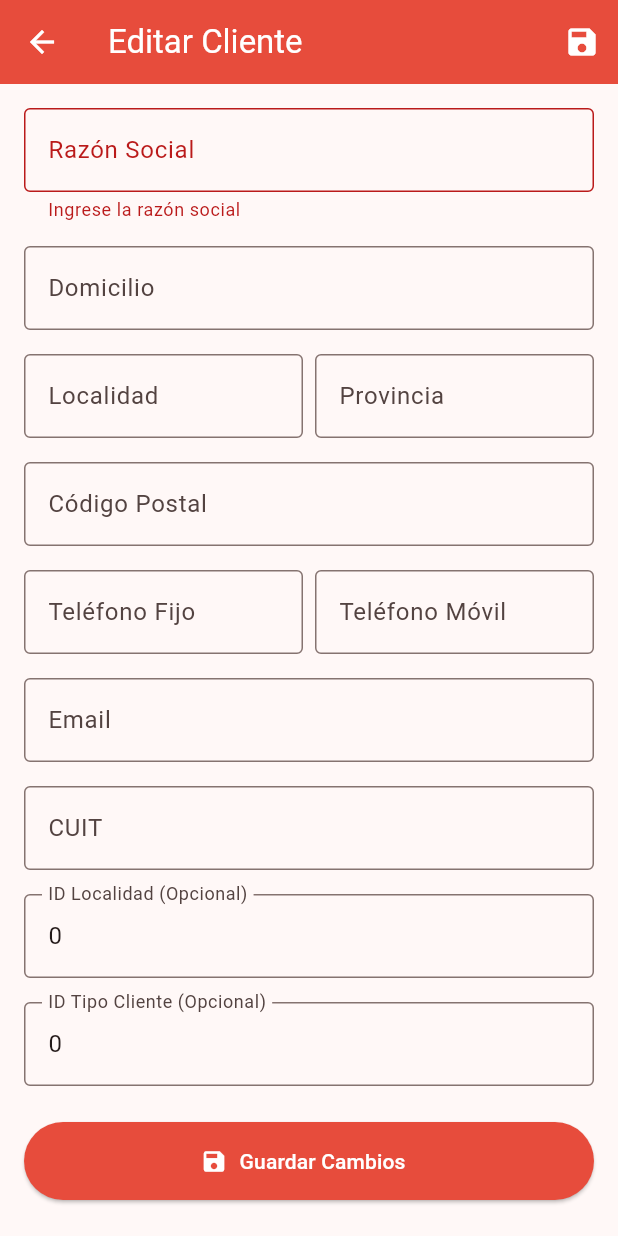
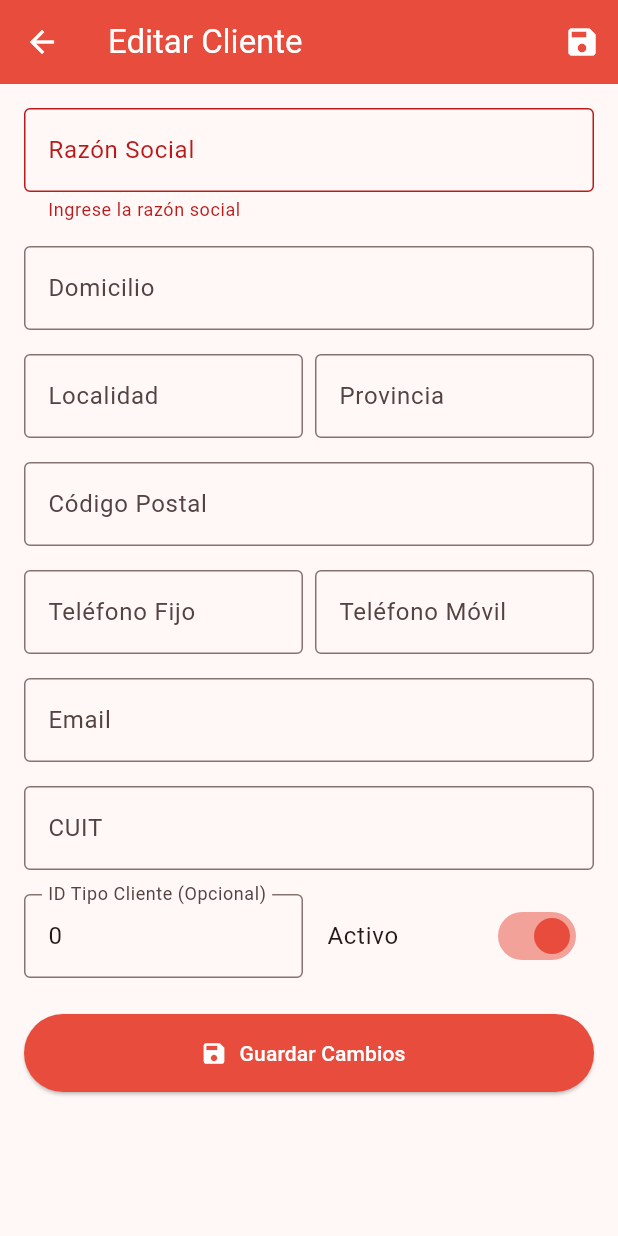
Before and after one commit to jfpetrelli/sist_tickets, a Flutter app: the EditClienteScreen screen opened directly with empty values, after a tap on "Guardar Cambios", on a phone screen of 412 x 824 dp. Run offline on Flutter 3.47's test engine with Material 3 defaults, Android fonts, the phone set to English and light mode, and no system bars; our stand-ins replace dio, file_picker, fl_chart, flutter_secure_storage, image_picker, pdf and 3 more; accounts and stored records are empty.

Commit message:
Baja Logica User y Cliente

```diff
--- a/lib/models/cliente.dart
+++ b/lib/models/cliente.dart
@@ -12,6 +12,7 @@ class Cliente {
   String? email;
   String? cuit;
   int? idTipoCliente;
+  bool activo; // Campo para indicar si el cliente está activo
 
   Cliente({
     required this.idCliente,
@@ -26,6 +27,7 @@ class Cliente {
     this.email,
     this.cuit,
     this.idTipoCliente,
+    this.activo = true, // Por defecto activo
   });
 
   // Método para crear un objeto Cliente a partir de un Map
@@ -43,6 +45,7 @@ class Cliente {
       email: json['email'] as String?,
       cuit: json['cuit'] as String?,
       idTipoCliente: json['id_tipocliente'] as int?,
+      activo: json['activo'] == 1 || json['activo'] == true,
     );
   }
 
@@ -61,6 +64,7 @@ class Cliente {
       'email': email,
       'cuit': cuit,
       'id_tipocliente': idTipoCliente,
+      'activo': activo ? 1 : 0,
     };
   }
 }
--- a/lib/models/usuario.dart
+++ b/lib/models/usuario.dart
@@ -8,12 +8,14 @@ class Usuario {
   final DateTime? fechaIngreso;
   final DateTime? fechaEgreso;
   final String? profilePhotoUrl;
+  final bool activo;
 
   Usuario({
     required this.idPersonal,
     required this.idSucursal,
     required this.idTipo,
     required this.nombre,
+    required this.activo,
     this.telefonoMovil,
     this.email,
     this.fechaIngreso,
@@ -27,6 +29,7 @@ class Usuario {
       idSucursal: json['id_sucursal'],
       idTipo: json['id_tipo'],
       nombre: json['nombre'],
+      activo: json['activo'],
       telefonoMovil: json['telefono_movil'],
       email: json['email'],
       fechaIngreso: json['fecha_ingreso'] != null
@@ -50,6 +53,7 @@ class Usuario {
       'fecha_ingreso': fechaIngreso?.toIso8601String(),
       'fecha_egreso': fechaEgreso?.toIso8601String(),
       'profile_photo_url': profilePhotoUrl,
+      'activo': activo,
       // No incluimos 'id_personal' porque se usa en la URL del endpoint (ej: /usuarios/123)
     };
   }
--- a/lib/screens/case_detail/edit_case_screen.dart
+++ b/lib/screens/case_detail/edit_case_screen.dart
@@ -92,6 +92,7 @@ class _EditCaseScreenState extends State<EditCaseScreen> {
         idPersonal: prevTechnicianId,
         idSucursal: 0,
         idTipo: 1,
+        activo: true,
         nombre: 'Desconocido',
       ),
     );
@@ -101,6 +102,7 @@ class _EditCaseScreenState extends State<EditCaseScreen> {
         idPersonal: _selectedAssignedTechnicianId ?? 0,
         idSucursal: 0,
         idTipo: 1,
+        activo: true,
         nombre: 'Desconocido',
       ),
     );
@@ -129,7 +131,8 @@ class _EditCaseScreenState extends State<EditCaseScreen> {
       final userProvider = context.read<UserProvider>();
       final usuario = userProvider.user;
       final now = DateTime.now();
-      final detalleMsg = 'Cambio de técnico asignado: ${prevTechnician.nombre} → ${newTechnician.nombre}';
+      final detalleMsg =
+          'Cambio de técnico asignado: ${prevTechnician.nombre} → ${newTechnician.nombre}';
       final intervencion = TicketIntervencion(
         idCaso: _ticket!.idCaso,
         idIntervencion: null,
@@ -140,7 +143,9 @@ class _EditCaseScreenState extends State<EditCaseScreen> {
         tiempoUtilizado: 0, // null no permitido, se usa 0
         idContacto: usuario?.idPersonal.toString() ?? '',
       );
-      await context.read<TicketProvider>().addIntervencion(_ticket!.idCaso!, intervencion);
+      await context
+          .read<TicketProvider>()
+          .addIntervencion(_ticket!.idCaso!, intervencion);
     }
 
     if (mounted) {
--- a/lib/screens/clientes/edit_cliente_screen.dart
+++ b/lib/screens/clientes/edit_cliente_screen.dart
@@ -20,6 +20,7 @@ class EditClienteScreen extends StatefulWidget {
 class _EditClienteScreenState extends State<EditClienteScreen> {
   final _formKey = GlobalKey<FormState>();
   bool _isLoading = false; // Para el indicador de guardado
+  bool _activo = true; // Toggle de estado activo
 
   // Controladores para cada campo del cliente
   late TextEditingController _razonSocialController;
@@ -38,17 +39,27 @@ class _EditClienteScreenState extends State<EditClienteScreen> {
   void initState() {
     super.initState();
     // Inicializar controladores con los datos del cliente
-    _razonSocialController = TextEditingController(text: widget.cliente.razonSocial ?? '');
-    _domicilioController = TextEditingController(text: widget.cliente.domicilio ?? '');
-    _idLocalidadController = TextEditingController(text: widget.cliente.idLocalidad?.toString() ?? '');
-    _nombreLocalidadController = TextEditingController(text: widget.cliente.nombreLocalidad ?? '');
-    _nombreProvinciaController = TextEditingController(text: widget.cliente.nombreProvincia ?? '');
-    _codigoPostalController = TextEditingController(text: widget.cliente.codigoPostal ?? '');
-    _telefonoController = TextEditingController(text: widget.cliente.telefono ?? '');
-    _telefonoMovilController = TextEditingController(text: widget.cliente.telefonoMovil ?? '');
+    _razonSocialController =
+        TextEditingController(text: widget.cliente.razonSocial ?? '');
+    _domicilioController =
+        TextEditingController(text: widget.cliente.domicilio ?? '');
+    _idLocalidadController = TextEditingController(
+        text: widget.cliente.idLocalidad?.toString() ?? '');
+    _nombreLocalidadController =
+        TextEditingController(text: widget.cliente.nombreLocalidad ?? '');
+    _nombreProvinciaController =
+        TextEditingController(text: widget.cliente.nombreProvincia ?? '');
+    _codigoPostalController =
+        TextEditingController(text: widget.cliente.codigoPostal ?? '');
+    _telefonoController =
+        TextEditingController(text: widget.cliente.telefono ?? '');
+    _telefonoMovilController =
+        TextEditingController(text: widget.cliente.telefonoMovil ?? '');
     _emailController = TextEditingController(text: widget.cliente.email ?? '');
     _cuitController = TextEditingController(text: widget.cliente.cuit ?? '');
-    _idTipoClienteController = TextEditingController(text: widget.cliente.idTipoCliente?.toString() ?? '');
+    _idTipoClienteController = TextEditingController(
+        text: widget.cliente.idTipoCliente?.toString() ?? '');
+    _activo = widget.cliente.activo;
   }
 
   @override
@@ -81,21 +92,35 @@ class _EditClienteScreenState extends State<EditClienteScreen> {
     final updatedCliente = Cliente(
       idCliente: widget.cliente.idCliente, // Mantener el ID original
       razonSocial: _razonSocialController.text,
-      domicilio: _domicilioController.text.isNotEmpty ? _domicilioController.text : null,
-      idLocalidad: int.tryParse(_idLocalidadController.text),
-      nombreLocalidad: _nombreLocalidadController.text.isNotEmpty ? _nombreLocalidadController.text : null,
-      nombreProvincia: _nombreProvinciaController.text.isNotEmpty ? _nombreProvinciaController.text : null,
-      codigoPostal: _codigoPostalController.text.isNotEmpty ? _codigoPostalController.text : null,
-      telefono: _telefonoController.text.isNotEmpty ? _telefonoController.text : null,
-      telefonoMovil: _telefonoMovilController.text.isNotEmpty ? _telefonoMovilController.text : null,
+      domicilio: _domicilioController.text.isNotEmpty
+          ? _domicilioController.text
+          : null,
+      // ID Localidad ya no es editable desde esta pantalla; preservamos el valor original
+      idLocalidad: widget.cliente.idLocalidad,
+      nombreLocalidad: _nombreLocalidadController.text.isNotEmpty
+          ? _nombreLocalidadController.text
+          : null,
+      nombreProvincia: _nombreProvinciaController.text.isNotEmpty
+          ? _nombreProvinciaController.text
+          : null,
+      codigoPostal: _codigoPostalController.text.isNotEmpty
+          ? _codigoPostalController.text
+          : null,
+      telefono:
+          _telefonoController.text.isNotEmpty ? _telefonoController.text : null,
+      telefonoMovil: _telefonoMovilController.text.isNotEmpty
+          ? _telefonoMovilController.text
+          : null,
       email: _emailController.text.isNotEmpty ? _emailController.text : null,
       cuit: _cuitController.text.isNotEmpty ? _cuitController.text : null,
       idTipoCliente: int.tryParse(_idTipoClienteController.text),
+      activo: _activo,
     );
 
     try {
       // Llamar al provider para actualizar el cliente
-      final success = await context.read<ClientProvider>().updateClient(updatedCliente);
+      final success =
+          await context.read<ClientProvider>().updateClient(updatedCliente);
 
       if (mounted) {
         if (success) {
@@ -142,7 +167,8 @@ class _EditClienteScreenState extends State<EditClienteScreen> {
         foregroundColor: Colors.white,
         actions: [
           _isLoading
-              ? const Padding( // Muestra el indicador de carga si está guardando
+              ? const Padding(
+                  // Muestra el indicador de carga si está guardando
                   padding: EdgeInsets.all(16.0),
                   child: SizedBox(
                     width: 20,
@@ -179,6 +205,7 @@ class _EditClienteScreenState extends State<EditClienteScreen> {
                 },
               ),
               const SizedBox(height: 16),
+
               TextFormField(
                 controller: _domicilioController,
                 decoration: const InputDecoration(
@@ -254,7 +281,9 @@ class _EditClienteScreenState extends State<EditClienteScreen> {
                 ),
                 keyboardType: TextInputType.emailAddress,
                 validator: (value) {
-                  if (value != null && value.isNotEmpty && !value.contains('@')) {
+                  if (value != null &&
+                      value.isNotEmpty &&
+                      !value.contains('@')) {
                     return 'Ingrese un email válido';
                   }
                   return null; // Email es opcional pero si se ingresa, debe ser válido
@@ -269,22 +298,34 @@ class _EditClienteScreenState extends State<EditClienteScreen> {
                 ),
               ),
               const SizedBox(height: 16),
-               TextFormField(
-                 controller: _idLocalidadController,
-                 decoration: const InputDecoration(
-                   labelText: 'ID Localidad (Opcional)',
-                   border: OutlineInputBorder(),
-                 ),
-                 keyboardType: TextInputType.number,
-               ),
-               const SizedBox(height: 16),
-               TextFormField(
+              // ID Tipo Cliente + Toggle Activo lado a lado
+              Row(
+                children: [
+                  Expanded(
+                    child: TextFormField(
                       controller: _idTipoClienteController,
                       decoration: const InputDecoration(
                         labelText: 'ID Tipo Cliente (Opcional)',
                         border: OutlineInputBorder(),
                       ),
                       keyboardType: TextInputType.number,
+                    ),
+                  ),
+                  const SizedBox(width: 8),
+                  Expanded(
+                    child: SwitchListTile(
+                      contentPadding: const EdgeInsets.symmetric(horizontal: 8),
+                      title: const Text('Activo'),
+                      value: _activo,
+                      onChanged: (val) {
+                        setState(() {
+                          _activo = val;
+                        });
+                      },
+                      activeColor: Theme.of(context).primaryColor,
+                    ),
+                  ),
+                ],
               ),
               const SizedBox(height: 24),
               // --- Botón de Guardar ---
```
Also changed, not shown: lib/providers/user_list_provider.dart (+4 -18 lines), lib/screens/clientes/clientes_screen.dart (+30 -11 lines), lib/screens/usuarios/edit_usuario_screen.dart (+51 -41 lines), lib/screens/usuarios/usuarios_screen.dart (+62 -11 lines). Lines whose indentation alone changed are shown as unchanged.
